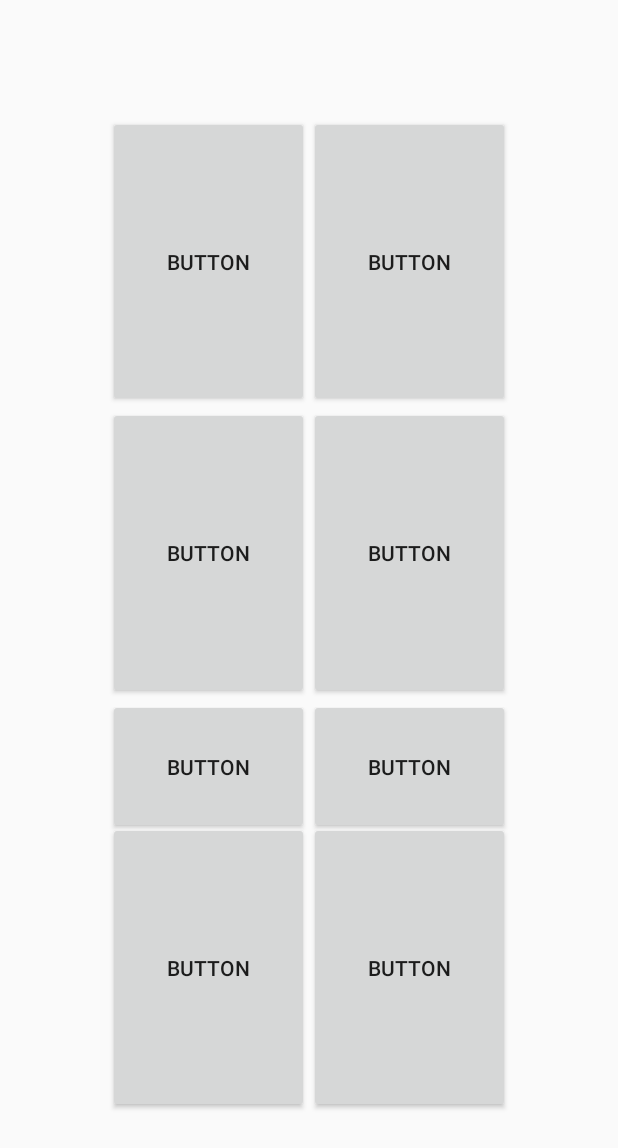
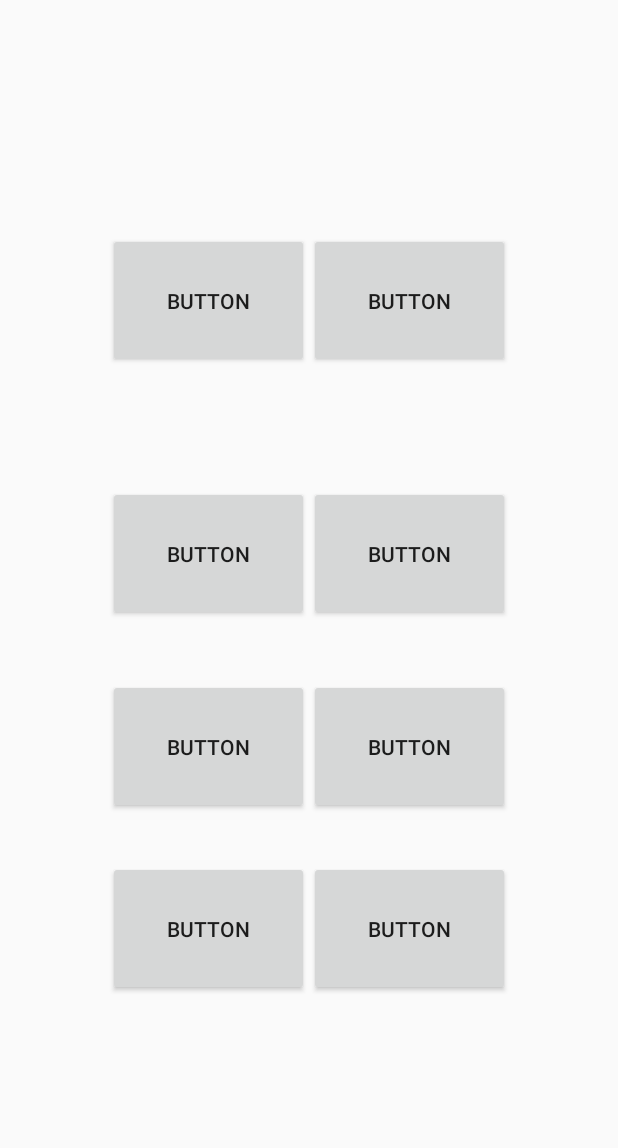
Before and after one commit to dhukim/Travel_Plan_Project, an Android app: the layout plan_add_domestic_province.xml on its own in the app's theme, with its tools: preview values and no code run, on a phone screen of 412 x 824 dp. Shown: the top 1148 px of the screen. Run offline under Robolectric (Android 15) with nearby library versions, the phone set to English and light mode, and no system bars.

```diff
--- a/app/src/main/AndroidManifest.xml
+++ b/app/src/main/AndroidManifest.xml
@@ -16,6 +16,12 @@
                 <category android:name="android.intent.category.LAUNCHER" />
             </intent-filter>
         </activity>
+
+        <activity android:name=".Plan_View"/>
+        <activity android:name=".Plan_Add" />
+        <activity android:name=".Plan_Add_Domestic_Province"/>
+        <activity android:name=".Plan_Add_Domestic_City"/>
+        <activity android:name=".Plan_sign"/>
     </application>
 
 </manifest>
--- a/app/src/main/java/com/example/it/travel_plan_project/Plan_View.java
+++ b/app/src/main/java/com/example/it/travel_plan_project/Plan_View.java
@@ -19,7 +19,7 @@ public class Plan_View extends Activity {
 
         final Intent C_Plan_Add = new Intent(this, Plan_Add.class);
 
-        Button B_Plan_Add = (Button) findViewById(R.id.button8);
+        Button B_Plan_Add = findViewById(R.id.plan_add);
 
         B_Plan_Add.setOnClickListener(new Button.OnClickListener(){
             @Override
--- a/app/src/main/res/layout/plan_add_domestic_province.xml
+++ b/app/src/main/res/layout/plan_add_domestic_province.xml
@@ -6,97 +6,97 @@
     android:layout_height="match_parent">
 
     <Button
-        android:id="@+id/button"
+        android:id="@+id/domestic1"
         android:layout_width="0dp"
-        android:layout_height="0dp"
+        android:layout_height="90dp"
         android:layout_marginStart="72dp"
         android:layout_marginTop="77dp"
         android:text="Button"
-        app:layout_constraintBottom_toTopOf="@+id/button5"
-        app:layout_constraintEnd_toStartOf="@+id/button2"
+        app:layout_constraintBottom_toTopOf="@+id/domestic3"
+        app:layout_constraintEnd_toStartOf="@+id/domestic2"
         app:layout_constraintStart_toStartOf="parent"
         app:layout_constraintTop_toTopOf="parent" />
 
     <Button
-        android:id="@+id/button2"
+        android:id="@+id/domestic2"
         android:layout_width="0dp"
-        android:layout_height="0dp"
+        android:layout_height="90dp"
         android:layout_marginEnd="72dp"
         android:layout_marginTop="77dp"
         android:text="Button"
-        app:layout_constraintBottom_toTopOf="@+id/button6"
+        app:layout_constraintBottom_toTopOf="@+id/domestic4"
         app:layout_constraintEnd_toEndOf="parent"
-        app:layout_constraintStart_toEndOf="@+id/button"
+        app:layout_constraintStart_toEndOf="@+id/domestic1"
         app:layout_constraintTop_toTopOf="parent" />
 
     <Button
-        android:id="@+id/button5"
+        android:id="@+id/domestic3"
         android:layout_width="0dp"
-        android:layout_height="0dp"
+        android:layout_height="90dp"
         android:layout_marginBottom="82dp"
         android:layout_marginStart="72dp"
         android:text="Button"
-        app:layout_constraintBottom_toTopOf="@+id/button12"
-        app:layout_constraintEnd_toStartOf="@+id/button6"
+        app:layout_constraintBottom_toTopOf="@+id/domestic7"
+        app:layout_constraintEnd_toStartOf="@+id/domestic4"
         app:layout_constraintStart_toStartOf="parent"
-        app:layout_constraintTop_toBottomOf="@+id/button" />
+        app:layout_constraintTop_toBottomOf="@+id/domestic1" />
 
     <Button
-        android:id="@+id/button6"
+        android:id="@+id/domestic4"
         android:layout_width="0dp"
-        android:layout_height="0dp"
+        android:layout_height="90dp"
         android:layout_marginBottom="82dp"
         android:layout_marginEnd="72dp"
         android:text="Button"
-        app:layout_constraintBottom_toTopOf="@+id/button13"
+        app:layout_constraintBottom_toTopOf="@+id/domestic8"
         app:layout_constraintEnd_toEndOf="parent"
-        app:layout_constraintStart_toEndOf="@+id/button5"
-        app:layout_constraintTop_toBottomOf="@+id/button2" />
+        app:layout_constraintStart_toEndOf="@+id/domestic3"
+        app:layout_constraintTop_toBottomOf="@+id/domestic2" />
 
     <Button
-        android:id="@+id/button7"
+        android:id="@+id/domestic5"
         android:layout_width="0dp"
         android:layout_height="90dp"
         android:layout_marginStart="72dp"
         android:text="Button"
-        app:layout_constraintBaseline_toBaselineOf="@+id/button11"
-        app:layout_constraintEnd_toStartOf="@+id/button13"
+        app:layout_constraintBaseline_toBaselineOf="@+id/domestic6"
+        app:layout_constraintEnd_toStartOf="@+id/domestic8"
         app:layout_constraintStart_toStartOf="parent" />
 
     <Button
-        android:id="@+id/button11"
+        android:id="@+id/domestic6"
         android:layout_width="0dp"
         android:layout_height="90dp"
         android:layout_marginBottom="82dp"
         android:layout_marginEnd="72dp"
         android:layout_marginTop="90dp"
         android:text="Button"
-        app:layout_constraintBottom_toBottomOf="@+id/button12"
+        app:layout_constraintBottom_toBottomOf="@+id/domestic7"
         app:layout_constraintEnd_toEndOf="parent"
-        app:layout_constraintStart_toEndOf="@+id/button12"
-        app:layout_constraintTop_toTopOf="@+id/button5" />
+        app:layout_constraintStart_toEndOf="@+id/domestic7"
+        app:layout_constraintTop_toTopOf="@+id/domestic3" />
 
     <Button
-        android:id="@+id/button12"
+        android:id="@+id/domestic7"
         android:layout_width="0dp"
-        android:layout_height="0dp"
+        android:layout_height="90dp"
         android:layout_marginBottom="82dp"
         android:layout_marginStart="72dp"
         android:text="Button"
         app:layout_constraintBottom_toBottomOf="parent"
-        app:layout_constraintEnd_toStartOf="@+id/button11"
+        app:layout_constraintEnd_toStartOf="@+id/domestic6"
         app:layout_constraintStart_toStartOf="parent"
-        app:layout_constraintTop_toBottomOf="@+id/button5" />
+        app:layout_constraintTop_toBottomOf="@+id/domestic3" />
 
     <Button
-        android:id="@+id/button13"
+        android:id="@+id/domestic8"
         android:layout_width="0dp"
-        android:layout_height="0dp"
+        android:layout_height="90dp"
         android:layout_marginBottom="82dp"
         android:layout_marginEnd="72dp"
         android:text="Button"
         app:layout_constraintBottom_toBottomOf="parent"
         app:layout_constraintEnd_toEndOf="parent"
-        app:layout_constraintStart_toEndOf="@+id/button7"
-        app:layout_constraintTop_toBottomOf="@+id/button6" />
+        app:layout_constraintStart_toEndOf="@+id/domestic5"
+        app:layout_constraintTop_toBottomOf="@+id/domestic4" />
 </android.support.constraint.ConstraintLayout>
```
Also changed, not shown: app/src/main/java/com/example/it/travel_plan_project/Plan_Add.java (+31 -2 lines), app/src/main/java/com/example/it/travel_plan_project/Plan_Add_Domestic_City.java (+20 -0 lines), app/src/main/java/com/example/it/travel_plan_project/Plan_Add_Domestic_Province.java (added, +38 -0 lines), app/src/main/res/layout/plan_add.xml (+3 -4 lines), app/src/main/res/layout/plan_add_domestic_city.xml (+19 -2 lines), app/src/main/res/layout/plan_view.xml (+6 -10 lines).
